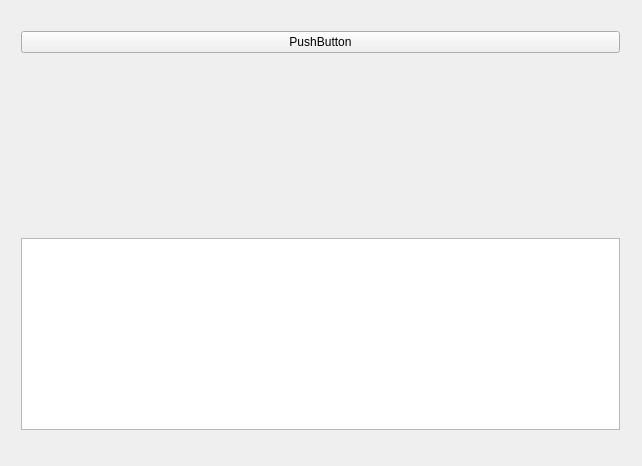
Before: the Qt Designer form mainwindow.ui in IsoaSFlus/MasterComputer, drawn with Qt 5.
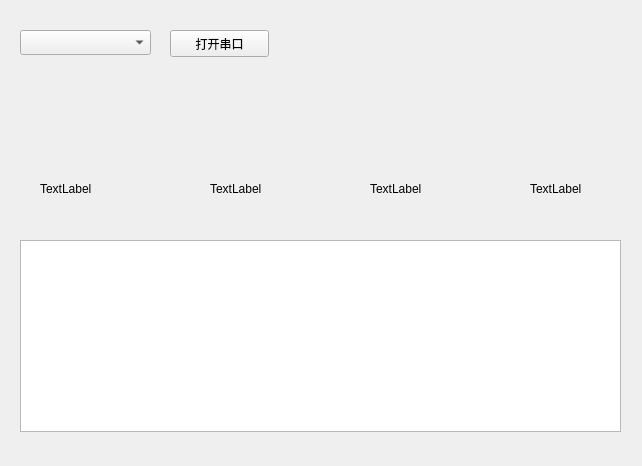
After: the same form once the commit is applied.

Diff of the .ui file:
```diff
--- a/mainwindow.ui
+++ b/mainwindow.ui
@@ -10,53 +10,100 @@
     <height>466</height>
    </rect>
   </property>
+  <property name="sizePolicy">
+   <sizepolicy hsizetype="Ignored" vsizetype="Ignored">
+    <horstretch>0</horstretch>
+    <verstretch>0</verstretch>
+   </sizepolicy>
+  </property>
   <property name="windowTitle">
    <string>MainWindow</string>
   </property>
   <widget class="QWidget" name="centralWidget">
-   <widget class="QWidget" name="gridLayoutWidget">
+   <widget class="QLabel" name="label">
     <property name="geometry">
      <rect>
-      <x>10</x>
-      <y>20</y>
-      <width>621</width>
-      <height>421</height>
+      <x>40</x>
+      <y>180</y>
+      <width>67</width>
+      <height>17</height>
      </rect>
     </property>
-    <layout class="QGridLayout" name="gridLayout">
-     <property name="sizeConstraint">
-      <enum>QLayout::SetDefaultConstraint</enum>
-     </property>
-     <property name="spacing">
-      <number>0</number>
-     </property>
-     <item row="1" column="0">
-      <spacer name="verticalSpacer">
-       <property name="orientation">
-        <enum>Qt::Vertical</enum>
-       </property>
-       <property name="sizeType">
-        <enum>QSizePolicy::Expanding</enum>
-       </property>
-       <property name="sizeHint" stdset="0">
-        <size>
-         <width>20</width>
-         <height>40</height>
-        </size>
-       </property>
-      </spacer>
-     </item>
-     <item row="0" column="0">
-      <widget class="QPushButton" name="pushButton">
-       <property name="text">
-        <string>PushButton</string>
-       </property>
-      </widget>
-     </item>
-     <item row="2" column="0">
-      <widget class="QTextBrowser" name="textBrowser"/>
-     </item>
-    </layout>
+    <property name="text">
+     <string>TextLabel</string>
+    </property>
+   </widget>
+   <widget class="QLabel" name="label_2">
+    <property name="geometry">
+     <rect>
+      <x>210</x>
+      <y>180</y>
+      <width>67</width>
+      <height>17</height>
+     </rect>
+    </property>
+    <property name="text">
+     <string>TextLabel</string>
+    </property>
+   </widget>
+   <widget class="QLabel" name="label_3">
+    <property name="geometry">
+     <rect>
+      <x>370</x>
+      <y>180</y>
+      <width>67</width>
+      <height>17</height>
+     </rect>
+    </property>
+    <property name="text">
+     <string>TextLabel</string>
+    </property>
+   </widget>
+   <widget class="QLabel" name="label_4">
+    <property name="geometry">
+     <rect>
+      <x>530</x>
+      <y>180</y>
+      <width>67</width>
+      <height>17</height>
+     </rect>
+    </property>
+    <property name="text">
+     <string>TextLabel</string>
+    </property>
+   </widget>
+   <widget class="QPushButton" name="pushButton">
+    <property name="geometry">
+     <rect>
+      <x>170</x>
+      <y>30</y>
+      <width>99</width>
+      <height>27</height>
+     </rect>
+    </property>
+    <property name="text">
+     <string>打开串口</string>
+    </property>
+   </widget>
+   <widget class="QTextBrowser" name="textBrowser">
+    <property name="geometry">
+     <rect>
+      <x>20</x>
+      <y>240</y>
+      <width>601</width>
+      <height>192</height>
+     </rect>
+    </property>
+   </widget>
+   <widget class="QComboBox" name="comboBox">
+    <property name="geometry">
+     <rect>
+      <x>20</x>
+      <y>30</y>
+      <width>131</width>
+      <height>25</height>
+     </rect>
+    </property>
    </widget>
   </widget>
  </widget>
```
